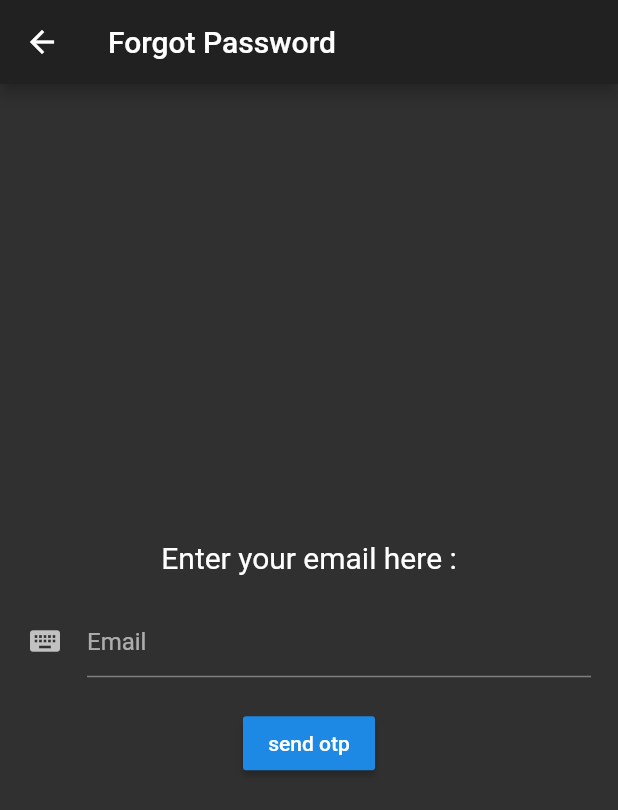
After one commit to sahil-patel6/bloggin-app, a Flutter app: the ForgotPassword screen opened directly, on a phone screen of 412 x 824 dp. The commit adds this screen. Shown: the top 810 px of the screen. Run offline on Flutter 3.47's test engine with Material 2 defaults, Android fonts, the phone set to English and light mode, and no system bars; our stand-ins replace cached_network_image, sqflite; missing offline and left inert: image_picker_modern; accounts and stored records are empty.

Commit message:
forgot password feature added

```diff
--- /dev/null
+++ b/blogging_app/lib/forgotPassword.dart
@@ -0,0 +1,166 @@
+import 'package:flutter/material.dart';
+import 'package:http/http.dart' as http;
+import './generalUtility.dart';
+
+class ForgotPassword extends StatefulWidget {
+  @override
+  _ForgotPasswordState createState() => _ForgotPasswordState();
+}
+
+class _ForgotPasswordState extends State<ForgotPassword> {
+  String email;
+  TextEditingController _emailController = new TextEditingController(text: "");
+  TextEditingController _otpController = new TextEditingController(text: "");
+  TextEditingController _passwordController =
+      new TextEditingController(text: "");
+  bool showEmailInput;
+  @override
+  void initState() {
+    super.initState();
+    showEmailInput = true;
+  }
+
+  GlobalKey<ScaffoldState> key = new GlobalKey();
+  @override
+  Widget build(BuildContext context) {
+    return Scaffold(
+      appBar: AppBar(
+        title: Text("Forgot Password"),
+      ),
+      body: Center(
+        key: key,
+        child: ListView(shrinkWrap: true, children: [
+          Padding(
+            padding: const EdgeInsets.all(18.0),
+            child: showEmailInput
+                ? Column(
+                    mainAxisSize: MainAxisSize.min,
+                    children: <Widget>[
+                      Text(
+                        "Enter your email here :",
+                        style: TextStyle(fontSize: 20),
+                      ),
+                      SizedBox(
+                        height: 20,
+                      ),
+                      TextFormField(
+                        controller: _emailController,
+                        decoration: InputDecoration(
+                          icon: Icon(Icons.keyboard),
+                          hintText: "Email",
+                        ),
+                      ),
+                      SizedBox(
+                        height: 20,
+                      ),
+                      RaisedButton(
+                        onPressed: sendOTP,
+                        child: Text("send otp"),
+                      )
+                    ],
+                  )
+                : Column(
+                    mainAxisSize: MainAxisSize.min,
+                    children: <Widget>[
+                      Text(
+                        "Enter your otp here that is sent to ${_emailController.text} :",
+                        style: TextStyle(fontSize: 20),
+                      ),
+                      SizedBox(
+                        height: 20,
+                      ),
+                      TextFormField(
+                        controller: _otpController,
+                        decoration: InputDecoration(
+                          icon: Icon(Icons.keyboard),
+                          hintText: "OTP",
+                        ),
+                        maxLength: 6,
+                      ),
+                      SizedBox(
+                        height: 20,
+                      ),
+                      Row(
+                        mainAxisAlignment: MainAxisAlignment.end,
+                        children: <Widget>[
+                          InkWell(
+                            onTap: sendEmail,
+                            child: Text(
+                              "re-send otp",
+                              style: TextStyle(color: Colors.blue),
+                            ),
+                          )
+                        ],
+                      ),
+                      TextFormField(
+                        controller: _passwordController,
+                        decoration: InputDecoration(
+                          icon: Icon(Icons.keyboard),
+                          hintText: "New Password",
+                        ),
+                      ),
+                      SizedBox(
+                        height: 20,
+                      ),
+                      RaisedButton(
+                        onPressed: changePassword,
+                        child: Text("Change Password"),
+                      )
+                    ],
+                  ),
+          ),
+        ]),
+      ),
+    );
+  }
+
+  void changePassword() {
+    if (_otpController.text.length < 6 || _passwordController.text.length < 6) {
+      Scaffold.of(key.currentContext).hideCurrentSnackBar();
+      Scaffold.of(key.currentContext).showSnackBar(SnackBar(
+        content: Text("Length of both fields should be more than 6 characters"),
+        backgroundColor: Colors.red,
+      ));
+      return;
+    } else {
+      http.post("$baseURL/forgotPassword", body: {
+        "email": _emailController.text,
+        "otp": _otpController.text,
+        "newPassword": _passwordController.text
+      }).then((res) {
+        Scaffold.of(key.currentContext).showSnackBar(SnackBar(
+          content: Text(res.body),
+        ));
+      });
+    }
+  }
+
+  void sendOTP() {
+    var email = _emailController.text;
+    if (email.isEmpty ||
+        !email.contains(new RegExp(
+            r'^([a-zA-Z0-9_\-\.]+)@([a-zA-Z0-9_\-\.]+)\.([a-zA-Z]{2,5})$'))) {
+      Scaffold.of(key.currentContext).hideCurrentSnackBar();
+      Scaffold.of(key.currentContext).showSnackBar(SnackBar(
+        content: Text("Please Enter a valid email address"),
+        backgroundColor: Colors.red,
+      ));
+      return;
+    } else {
+      setState(() {
+        email = _emailController.text;
+        showEmailInput = false;
+      });
+      sendEmail();
+    }
+  }
+
+  void sendEmail() {
+    http.post("$baseURL/sendVerificationEmail",
+        body: {"email": _emailController.text}).then((res) {
+      Scaffold.of(key.currentContext).showSnackBar(SnackBar(
+        content: Text(res.body),
+      ));
+    });
+  }
+}
--- a/blogging_app/lib/generalUtility.dart
+++ b/blogging_app/lib/generalUtility.dart
@@ -1 +1 @@
-final String baseURL = "http://192.168.1.101:3000/api";
+final String baseURL = "http://192.168.1.102:3000/api";
--- a/blogging_app/lib/main.dart
+++ b/blogging_app/lib/main.dart
@@ -129,7 +129,7 @@ class _MyHomePageState extends State<MyHomePage> {
                         borderRadius: BorderRadius.circular(33 / 2),
                         child: CachedNetworkImage(
                           imageUrl:
-                              "http://192.168.1.101:3000/profile_pics/$userID.jpg",
+                              "http://192.168.1.102:3000/profile_pics/$userID.jpg",
                           placeholder: (context, url) =>
                               Icon(Icons.account_circle, size: 33),
                           errorWidget: (context, url, error) =>
```
Also changed, not shown: blogging_app/lib/login.dart (+19 -0 lines), 3 other files.
